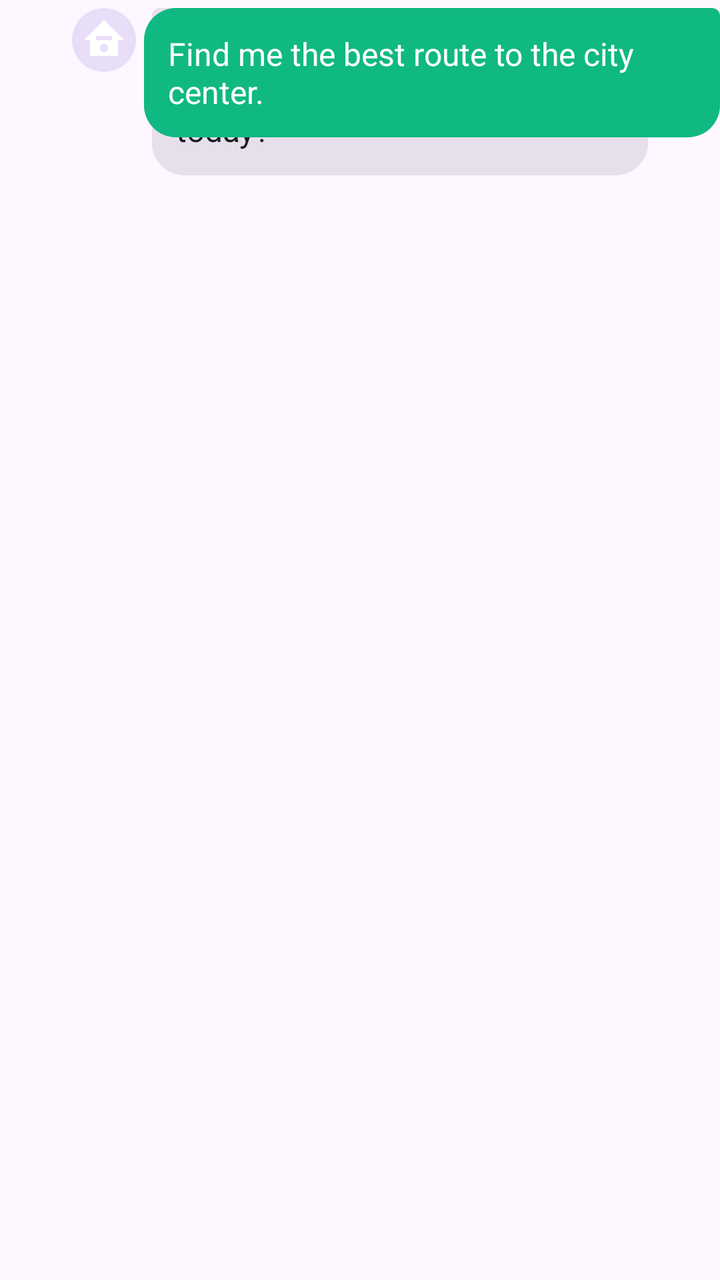
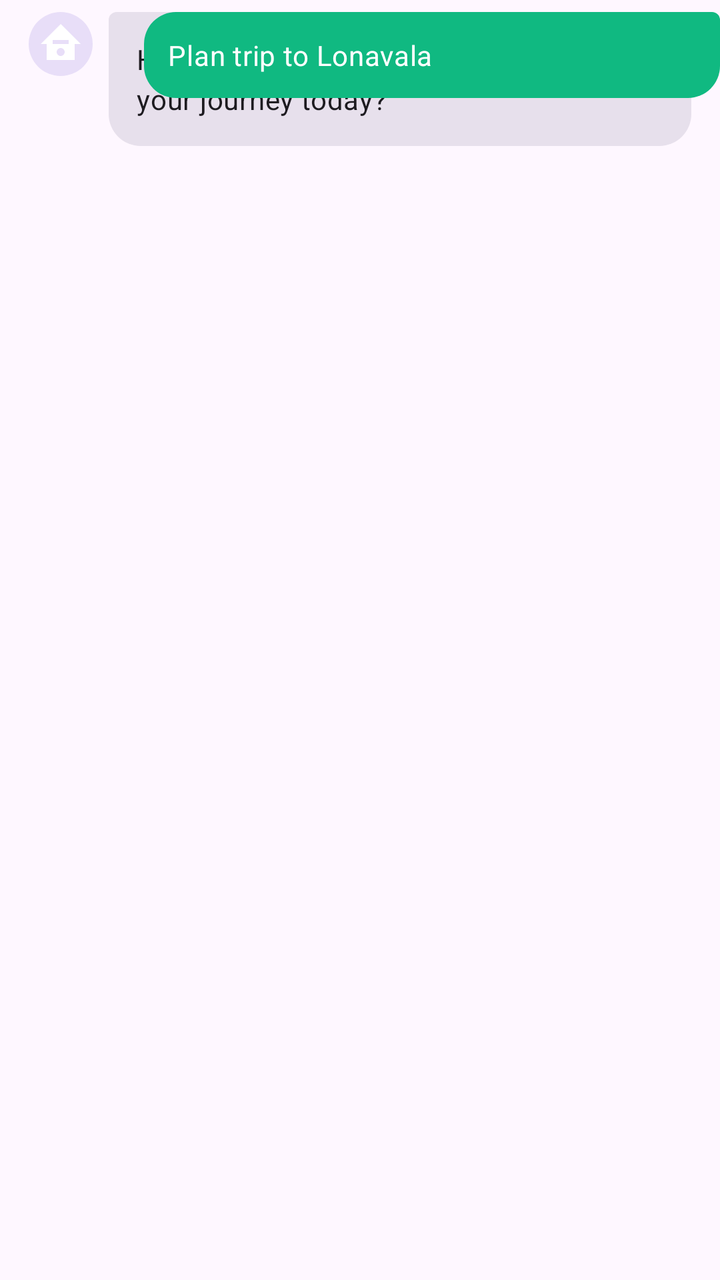

Before-and-after screenshots of an Android layout around one commit, followed by the original layout XML and the change that was made.
<!-- AndroidManifest.xml: application theme Theme.UrbanPulse -->
<!-- res/layout/item_chat_message.xml -->
<?xml version="1.0" encoding="utf-8"?>
<androidx.constraintlayout.widget.ConstraintLayout xmlns:android="http://schemas.android.com/apk/res/android"
    xmlns:app="http://schemas.android.com/apk/res-auto"
    xmlns:tools="http://schemas.android.com/tools"
    android:layout_width="match_parent"
    android:layout_height="wrap_content"
    android:paddingVertical="4dp">

    
    <LinearLayout
        android:id="@+id/aiMessageLayout"
        android:layout_width="0dp"
        android:layout_height="wrap_content"
        android:orientation="horizontal"
        app:layout_constraintStart_toStartOf="parent"
        app:layout_constraintEnd_toEndOf="parent"
        app:layout_constraintTop_toTopOf="parent"
        app:layout_constraintWidth_percent="0.8">

        <ImageView
            android:layout_width="32dp"
            android:layout_height="32dp"
            android:src="@drawable/ic_yatri_ai"
            android:background="@drawable/circle_background"
            android:padding="4dp"
            android:layout_marginEnd="8dp"/>

        <TextView
            android:id="@+id/aiMessageText"
            android:layout_width="wrap_content"
            android:layout_height="wrap_content"
            android:background="@drawable/bg_message_ai"
            android:padding="12dp"
            android:text="Hello! I am Yatri AI. How can I help you navigate the city today?"
            android:textColor="?attr/colorOnSurface"
            android:textSize="16sp" />
    </LinearLayout>

    
    <TextView
        android:id="@+id/userMessageText"
        android:layout_width="wrap_content"
        android:layout_height="wrap_content"
        android:background="@drawable/bg_message_user"
        android:padding="12dp"
        android:text="Find me the best route to the city center."
        android:textColor="?attr/colorOnPrimary"
        android:textSize="16sp"
        app:layout_constraintEnd_toEndOf="parent"
        app:layout_constraintTop_toTopOf="parent"
        app:layout_constrainedWidth="true"
        app:layout_constraintWidth_percent="0.8"/>

</androidx.constraintlayout.widget.ConstraintLayout>
<!-- resources referenced by this layout -->
<resources>
  <!-- drawable bg_message_ai (drawable) -->
  <?xml version="1.0" encoding="utf-8"?>
  <shape xmlns:android="http://schemas.android.com/apk/res/android">
      <solid android:color="?attr/colorSurfaceVariant" />
      <corners
          android:topLeftRadius="4dp"
          android:topRightRadius="16dp"
          android:bottomLeftRadius="16dp"
          android:bottomRightRadius="16dp" />
  </shape>
  <!-- drawable bg_message_user (drawable) -->
  <?xml version="1.0" encoding="utf-8"?>
  <shape xmlns:android="http://schemas.android.com/apk/res/android">
      <solid android:color="?attr/colorPrimary" />
      <corners
          android:topLeftRadius="16dp"
          android:topRightRadius="4dp"
          android:bottomLeftRadius="16dp"
          android:bottomRightRadius="16dp" />
  </shape>
  <!-- drawable circle_background (drawable) -->
  <?xml version="1.0" encoding="utf-8"?>
  <shape xmlns:android="http://schemas.android.com/apk/res/android" android:shape="oval">
      <solid android:color="?attr/colorSecondaryContainer"/>
  </shape>
  <!-- drawable ic_yatri_ai (drawable) -->
  <vector xmlns:android="http://schemas.android.com/apk/res/android"
      android:width="24dp"
      android:height="24dp"
      android:viewportWidth="24"
      android:viewportHeight="24">
    <path
        android:fillColor="@android:color/white"
        android:pathData="M12,2L2,12h3v8h14v-8h3L12,2zM12,18c-1.1,0 -2,-0.9 -2,-2s0.9,-2 2,-2 2,0.9 2,2 -0.9,2 -2,2zM16,12h-8v-2h8v2z"/>
  </vector>
  <style name="Theme.UrbanPulse" parent="Theme.Material3.DayNight.NoActionBar">
          <item name="colorPrimary">@color/primary_green</item>
          <item name="colorSecondary">@color/teal_700</item>
          <item name="android:statusBarColor">?attr/colorSurface</item>
          <item name="android:windowLightStatusBar" tools:targetApi="m">true</item>
      </style>
  <color name="primary_green">#10B981</color>
  <color name="teal_700">#0F766E</color>
</resources>

<!-- the commit's change to res/layout/item_chat_message.xml (unified diff, before → after) -->
@@ -4,36 +4,153 @@
     xmlns:tools="http://schemas.android.com/tools"
     android:layout_width="match_parent"
     android:layout_height="wrap_content"
-    android:paddingVertical="4dp">
+    android:paddingVertical="6dp">
 
     
     <LinearLayout
         android:id="@+id/aiMessageLayout"
         android:layout_width="0dp"
         android:layout_height="wrap_content"
-        android:orientation="horizontal"
+        android:orientation="vertical"
         app:layout_constraintStart_toStartOf="parent"
         app:layout_constraintEnd_toEndOf="parent"
         app:layout_constraintTop_toTopOf="parent"
-        app:layout_constraintWidth_percent="0.8">
+        app:layout_constraintWidth_percent="0.92">
 
-        <ImageView
-            android:layout_width="32dp"
-            android:layout_height="32dp"
-            android:src="@drawable/ic_yatri_ai"
-            android:background="@drawable/circle_background"
-            android:padding="4dp"
-            android:layout_marginEnd="8dp"/>
+        <LinearLayout
+            android:layout_width="match_parent"
+            android:layout_height="wrap_content"
+            android:orientation="horizontal">
 
-        <TextView
-            android:id="@+id/aiMessageText"
-            android:layout_width="wrap_content"
+            <ImageView
+                android:layout_width="32dp"
+                android:layout_height="32dp"
+                android:src="@drawable/ic_yatri_ai"
+                android:background="@drawable/circle_background"
+                android:padding="4dp"
+                android:layout_marginEnd="8dp"/>
+
+            <TextView
+                android:id="@+id/aiMessageText"
+                android:layout_width="0dp"
+                android:layout_height="wrap_content"
+                android:layout_weight="1"
+                android:background="@drawable/bg_message_ai"
+                android:padding="14dp"
+                android:text="Hello! I am Yatri AI. How can I assist your journey today?"
+                android:textAppearance="@style/TextAppearance.Material3.BodyMedium"
+                android:textColor="?attr/colorOnSurface" />
+
+        </LinearLayout>
+
+        
+        <HorizontalScrollView
+            android:id="@+id/mcqContainer"
+            android:layout_width="match_parent"
             android:layout_height="wrap_content"
-            android:background="@drawable/bg_message_ai"
-            android:padding="12dp"
-            android:text="Hello! I am Yatri AI. How can I help you navigate the city today?"
-            android:textColor="?attr/colorOnSurface"
-            android:textSize="16sp" />
+            android:layout_marginStart="40dp"
+            android:layout_marginTop="8dp"
+            android:scrollbars="none"
+            android:visibility="gone">
+
+            <com.google.android.material.chip.ChipGroup
+                android:id="@+id/chipGroupMcq"
+                android:layout_width="wrap_content"
+                android:layout_height="wrap_content"
+                app:singleLine="true" />
+
+        </HorizontalScrollView>
+
+        
+        <com.google.android.material.card.MaterialCardView
+            android:id="@+id/cardTripPreview"
+            android:layout_width="match_parent"
+            android:layout_height="wrap_content"
+            android:layout_marginStart="40dp"
+            android:layout_marginTop="10dp"
+            style="@style/Widget.Material3.CardView.Filled"
+            app:cardCornerRadius="18dp"
+            app:cardBackgroundColor="?attr/colorSurfaceContainerLow"
+            app:strokeWidth="1dp"
+            app:strokeColor="?attr/colorPrimary"
+            android:visibility="gone">
+
+            <LinearLayout
+                android:layout_width="match_parent"
+                android:layout_height="wrap_content"
+                android:orientation="vertical"
+                android:padding="14dp">
+
+                <LinearLayout
+                    android:layout_width="match_parent"
+                    android:layout_height="wrap_content"
+                    android:orientation="horizontal"
+                    android:gravity="center_vertical">
+
+                    <TextView
+                        android:id="@+id/tvTripCardTitle"
+                        android:layout_width="0dp"
+                        android:layout_height="wrap_content"
+                        android:layout_weight="1"
+                        android:text="Lonavala Eco-Retreat (2 Days)"
+                        android:textAppearance="@style/TextAppearance.Material3.TitleSmall"
+                        android:textColor="?attr/colorOnSurface"
+                        android:textStyle="bold" />
+
+                    <TextView
+                        android:id="@+id/tvTripCardCo2"
+                        android:layout_width="wrap_content"
+                        android:layout_height="wrap_content"
+                        android:text="-18.4 kg CO2"
+                        android:textAppearance="@style/TextAppearance.Material3.LabelSmall"
+                        android:textColor="?attr/colorPrimary"
+                        android:textStyle="bold" />
+
+                </LinearLayout>
+
+                <TextView
+                    android:id="@+id/tvTripCardDetails"
+                    android:layout_width="wrap_content"
+                    android:layout_height="wrap_content"
+                    android:layout_marginTop="4dp"
+                    android:text="🚆 Indrayani Express • 🏨 The Machan Solar Resort (4.8★) • ♿ Step-Free"
+                    android:textAppearance="@style/TextAppearance.Material3.BodySmall"
+                    android:textColor="?attr/colorOnSurfaceVariant" />
+
+                <LinearLayout
+                    android:layout_width="match_parent"
+                    android:layout_height="wrap_content"
+                    android:orientation="horizontal"
+                    android:layout_marginTop="10dp">
+
+                    <com.google.android.material.button.MaterialButton
+                        android:id="@+id/btnSaveTrip"
+                        style="@style/Widget.Material3.Button"
+                        android:layout_width="0dp"
+                        android:layout_height="wrap_content"
+                        android:layout_weight="1"
+                        android:text="Save to My Trips"
+                        android:textSize="12sp"
+                        app:cornerRadius="12dp"
+                        android:layout_marginEnd="6dp" />
+
+                    <com.google.android.material.button.MaterialButton
+                        android:id="@+id/btnViewItinerary"
+                        style="@style/Widget.Material3.Button.TonalButton"
+                        android:layout_width="0dp"
+                        android:layout_height="wrap_content"
+                        android:layout_weight="1"
+                        android:text="View Full Plan"
+                        android:textSize="12sp"
+                        app:cornerRadius="12dp"
+                        android:layout_marginStart="6dp" />
+
+                </LinearLayout>
+
+            </LinearLayout>
+
+        </com.google.android.material.card.MaterialCardView>
+
     </LinearLayout>
 
     
@@ -43,9 +160,9 @@
         android:layout_height="wrap_content"
         android:background="@drawable/bg_message_user"
         android:padding="12dp"
-        android:text="Find me the best route to the city center."
+        android:text="Plan trip to Lonavala"
+        android:textAppearance="@style/TextAppearance.Material3.BodyMedium"
         android:textColor="?attr/colorOnPrimary"
-        android:textSize="16sp"
         app:layout_constraintEnd_toEndOf="parent"
         app:layout_constraintTop_toTopOf="parent"
         app:layout_constrainedWidth="true"
